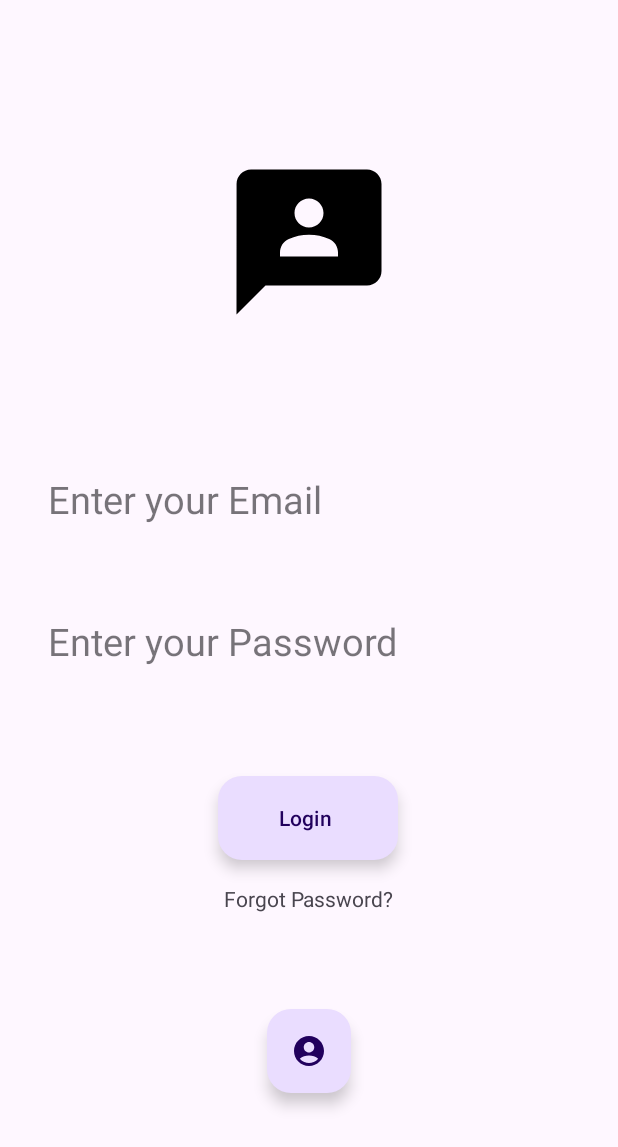
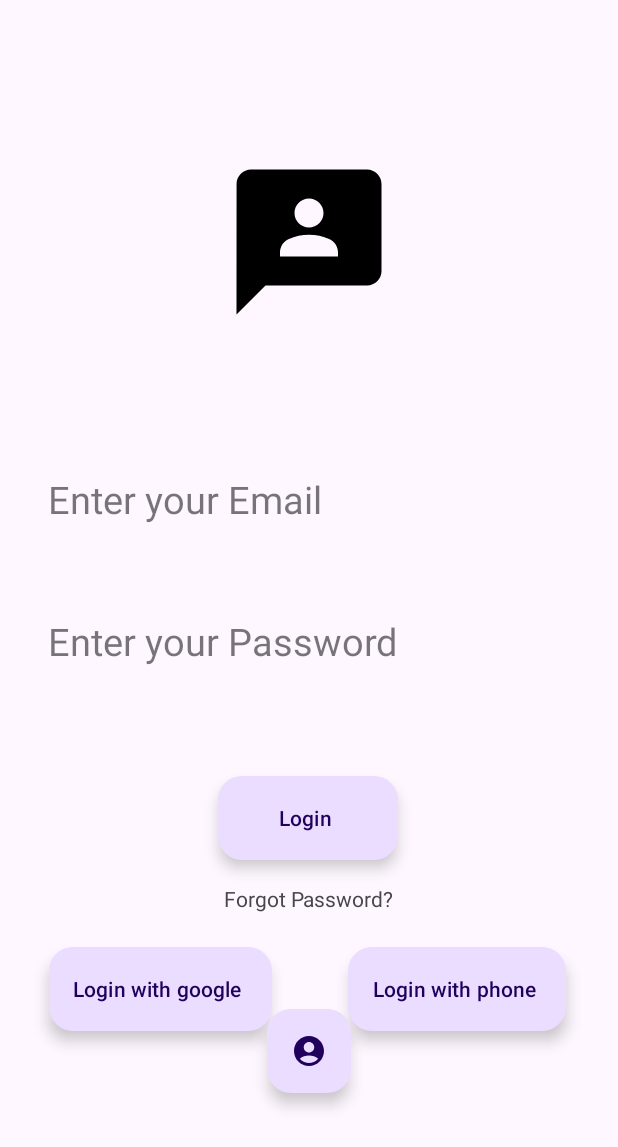
Before and after one commit to jaymaurya1256/Gossip, an Android app: the screen it shows after launch (LoginActivity), on a phone screen of 412 x 824 dp. Shown: the top 1147 px of the screen. Run offline under Robolectric (Android 15) with nearby library versions, the phone set to English and light mode, and no system bars; our stand-ins replace Firebase (no records; nobody signed in at launch, a user with empty details on screens opened directly).

Commit message:
Fix issue with authentication

```diff
--- a/app/src/main/java/dev/jay/gossip/ui/signup/SignupOTPVerificationFragment.kt
+++ b/app/src/main/java/dev/jay/gossip/ui/signup/SignupOTPVerificationFragment.kt
@@ -1,5 +1,6 @@
 package dev.jay.gossip.ui.signup
 
+import android.content.Intent
 import android.os.Bundle
 import android.util.Log
 import androidx.fragment.app.Fragment
@@ -13,6 +14,7 @@ import com.google.firebase.auth.FirebaseAuthInvalidCredentialsException
 import com.google.firebase.auth.PhoneAuthProvider
 import dev.jay.gossip.R
 import dev.jay.gossip.databinding.FragmentSignupOTPVerificationBinding
+import dev.jay.gossip.ui.main.MainActivity
 
 private const val TAG = "SignupOTPVerificationFr"
 class SignupOTPVerificationFragment : Fragment() {
@@ -42,7 +44,9 @@ class SignupOTPVerificationFragment : Fragment() {
                     auth.signInWithCredential(credential).addOnCompleteListener { task ->
                             if (task.isSuccessful) {
                                 Log.d(TAG, "onViewCreated: successfully signed in")
-                                val user = task.result?.user
+                                Snackbar.make(binding.root, "Successfully Signed in", Snackbar.LENGTH_SHORT).show()
+                                val intent = Intent(requireActivity(),MainActivity::class.java)
+                                startActivity(intent)
                             } else {
                                 if (task.exception is FirebaseAuthInvalidCredentialsException) {
                                     Log.d(TAG, "onViewCreated: not able to sign in")
--- a/app/src/main/res/layout/activity_login.xml
+++ b/app/src/main/res/layout/activity_login.xml
@@ -55,6 +55,7 @@
         app:layout_constraintStart_toStartOf="parent"
         app:layout_constraintTop_toTopOf="parent"
         app:layout_constraintVertical_bias="0.674" />
+
     <TextView
         android:id="@+id/forgot_password"
         android:layout_width="wrap_content"
@@ -64,6 +65,30 @@
         app:layout_constraintTop_toBottomOf="@id/login_button"
         app:layout_constraintEnd_toEndOf="parent"
         app:layout_constraintStart_toStartOf="parent"/>
+
+    <com.google.android.material.floatingactionbutton.ExtendedFloatingActionButton
+        android:id="@+id/login_with_google"
+        android:layout_width="wrap_content"
+        android:layout_height="wrap_content"
+        android:text="Login with google"
+        app:layout_constraintBottom_toBottomOf="parent"
+        app:layout_constraintEnd_toEndOf="parent"
+        app:layout_constraintHorizontal_bias="0.124"
+        app:layout_constraintStart_toStartOf="parent"
+        app:layout_constraintTop_toTopOf="parent"
+        app:layout_constraintVertical_bias="0.822" />
+
+    <com.google.android.material.floatingactionbutton.ExtendedFloatingActionButton
+        android:id="@+id/login_with_phone"
+        android:layout_width="wrap_content"
+        android:layout_height="wrap_content"
+        android:text="Login with phone"
+        app:layout_constraintBottom_toBottomOf="parent"
+        app:layout_constraintEnd_toEndOf="parent"
+        app:layout_constraintHorizontal_bias="0.869"
+        app:layout_constraintStart_toStartOf="parent"
+        app:layout_constraintTop_toTopOf="parent"
+        app:layout_constraintVertical_bias="0.822" />
 
     <com.google.android.material.floatingactionbutton.FloatingActionButton
         android:id="@+id/go_to_signup"
```
